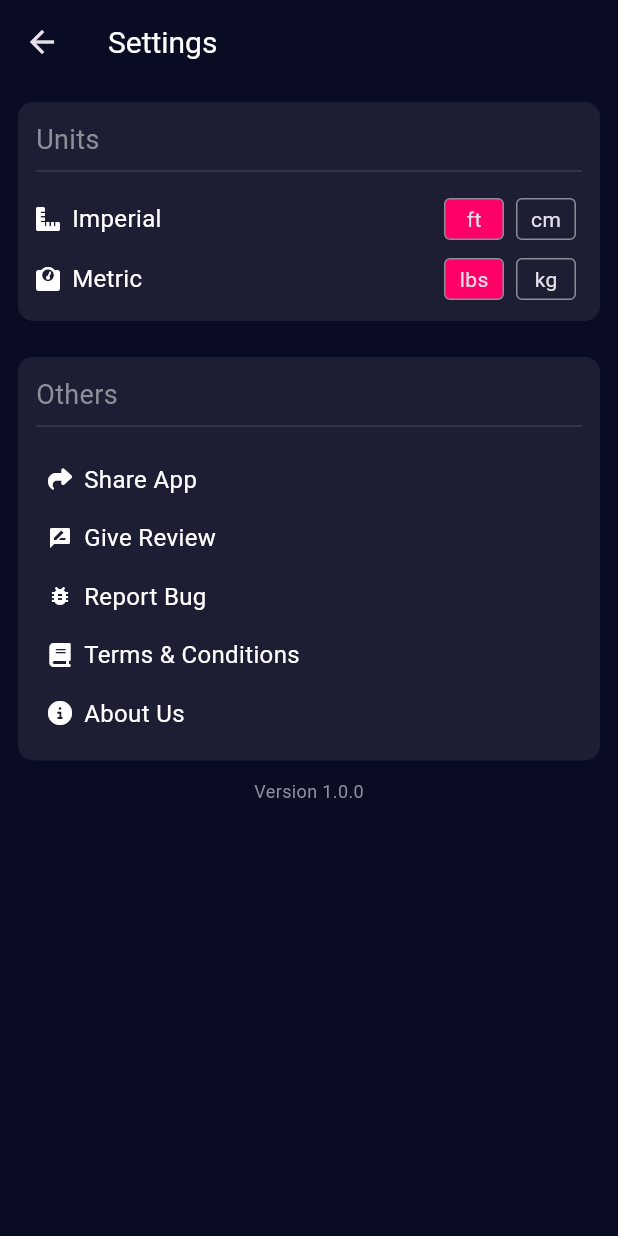
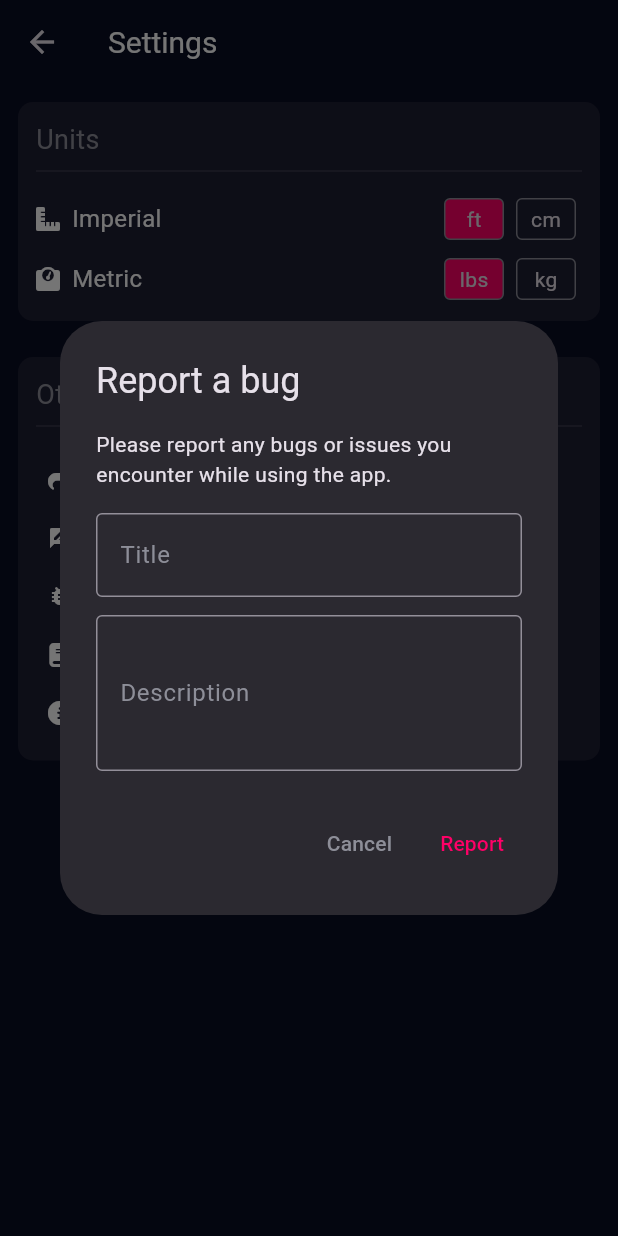
Before and after one commit to KayesAshfaQ/bmi-calculator-flutter, a Flutter app: the SettingsPage screen opened directly with empty values, after a tap on "Report Bug", on a phone screen of 412 x 824 dp. Run offline on Flutter 3.47's test engine with Material 3 defaults, Android fonts, the phone set to English and light mode, and no system bars; our stand-ins replace firebase_core, firebase_crashlytics, firebase_remote_config, fluttertoast, font_awesome_flutter, in_app_review and 4 more; accounts and stored records are empty.

Commit message:
feat: implement bug reporting functionality with dialog and email integration

```diff
--- a/lib/constants.dart
+++ b/lib/constants.dart
@@ -43,6 +43,6 @@ const kTextStyleResultDetails = TextStyle(
 );
 
 // ------------ strings ------------
-const kStringAboutTeam = 'Our BMI Clac+++ app is developed by coder71, a team of experienced developers committed to creating innovative and user-friendly mobile applications. Our app BMI Clac+++ aims to [App purpose/functionality]. We value our users and are dedicated to providing a seamless experience. For any questions or feedback, please reach out to us at kyes@coder71.com. Thank you for using our app!';
+const kStringAboutTeam = 'Our BMI Calculator app is developed by Solobit, a team of experienced developers committed to creating innovative and user-friendly mobile applications. Our app BMI Clac+++ aims to [App purpose/functionality]. We value our users and are dedicated to providing a seamless experience. For any questions or feedback, please reach out to us at dev.solobit@gmail.com. Thank you for using our app!';
 
-const kStringMissionText = 'Our mission at Coder71 is to deliver high-quality and intuitive mobile experiences to our users through innovative technology. We are dedicated to creating apps that are not only functional but also aesthetically pleasing. Our team values user satisfaction, continuous improvement, and teamwork in all that we do. We strive to deliver exceptional value and make a positive impact on the world through the power of mobile technology.';
+const kStringMissionText = 'Our mission at Solobit is to deliver high-quality and intuitive mobile experiences to our users through innovative technology. We are dedicated to creating apps that are not only functional but also aesthetically pleasing. Our team values user satisfaction, continuous improvement, and teamwork in all that we do. We strive to deliver exceptional value and make a positive impact on the world through the power of mobile technology.';
--- a/lib/controllers/settings_controller.dart
+++ b/lib/controllers/settings_controller.dart
@@ -1,6 +1,9 @@
+import 'package:bmi_calculator/utils/app_dialogues.dart';
+import 'package:flutter/material.dart';
 import 'package:fluttertoast/fluttertoast.dart';
 import 'package:in_app_review/in_app_review.dart';
 import 'package:share_plus/share_plus.dart';
+import 'package:url_launcher/url_launcher.dart';
 
 import '../constants.dart';
 
@@ -58,4 +61,31 @@ class SettingsController {
     final InAppReview inAppReview = InAppReview.instance;
     inAppReview.openStoreListing();
   }
+
+  void reportBug(BuildContext context) {
+    final formKey = GlobalKey<FormState>();
+    final titleController = TextEditingController();
+    final detailsController = TextEditingController();
+
+    AppDialogues().showReportBugDialog(
+      context,
+      formKey: formKey,
+      titleController: titleController,
+      descriptionController: detailsController,
+      onPressedReport: () {
+        if (formKey.currentState!.validate()) {
+          // send email
+          final Uri emailLaunchUri = Uri(
+            scheme: 'mailto',
+            path: 'dev.solobit@gmail.com',
+            queryParameters: {
+              'subject': titleController.text,
+              'body': detailsController.text,
+            },
+          );
+          launchUrl(emailLaunchUri);
+        }
+      },
+    );
+  }
 }
--- a/lib/pages/settings_page.dart
+++ b/lib/pages/settings_page.dart
@@ -154,7 +154,7 @@ class _SettingsPageState extends State<SettingsPage> {
                     settingItem(
                       'Report Bug',
                       Icons.bug_report,
-                      onTap: () {},
+                      onTap: () => settingsController.reportBug(context),
                     ),
                     settingItem(
                       'Terms & Conditions',
--- a/lib/utils/app_dialogues.dart
+++ b/lib/utils/app_dialogues.dart
@@ -76,4 +76,79 @@ class AppDialogues {
       },
     );
   }
+
+  Future<void> showReportBugDialog(
+    BuildContext context, {
+    Key? formKey,
+    TextEditingController? titleController,
+    TextEditingController? descriptionController,
+    void Function()? onPressedReport,
+  }) async {
+    return showDialog<void>(
+      context: context,
+      barrierDismissible: false,
+      builder: (BuildContext context) {
+        return AlertDialog(
+          title: const Text("Report a bug"),
+          content: SingleChildScrollView(
+            child: Form(
+              key: formKey,
+              child: Column(
+                children: <Widget>[
+                  const Text("Please report any bugs or issues you encounter while using the app."),
+                  const SizedBox(height: 16.0),
+                  TextFormField(
+                    controller: titleController,
+                    decoration: const InputDecoration(
+                      labelText: 'Title',
+                    ),
+                    validator: (value) {
+                      if (value == null || value.isEmpty) {
+                        return 'Please enter a title';
+                      }
+                      return null;
+                    },
+                    maxLines: 1,
+                  ),
+                  const SizedBox(height: 12.0),
+                  TextFormField(
+                    controller: descriptionController,
+                    decoration: const InputDecoration(
+                      labelText: 'Description',
+                    ),
+                    validator: (value) {
+                      if (value == null || value.isEmpty) {
+                        return 'Please enter a description';
+                      }
+                      return null;
+                    },
+                    minLines: 3,
+                    maxLines: 5,
+                  ),
+                ],
+              ),
+            ),
+          ),
+          actions: <Widget>[
+            TextButton(
+              style: TextButton.styleFrom(
+                foregroundColor: kColorLightGrey,
+              ),
+              onPressed: () {
+                Navigator.of(context).pop();
+              },
+              child: const Text('Cancel'),
+            ),
+            TextButton(
+              style: TextButton.styleFrom(
+                foregroundColor: kColorBottomContainer,
+              ),
+              onPressed: onPressedReport,
+              child: const Text('Report'),
+            ),
+          ],
+        );
+      },
+    );
+  }
 }
```
Also changed, not shown: 1 other file.
